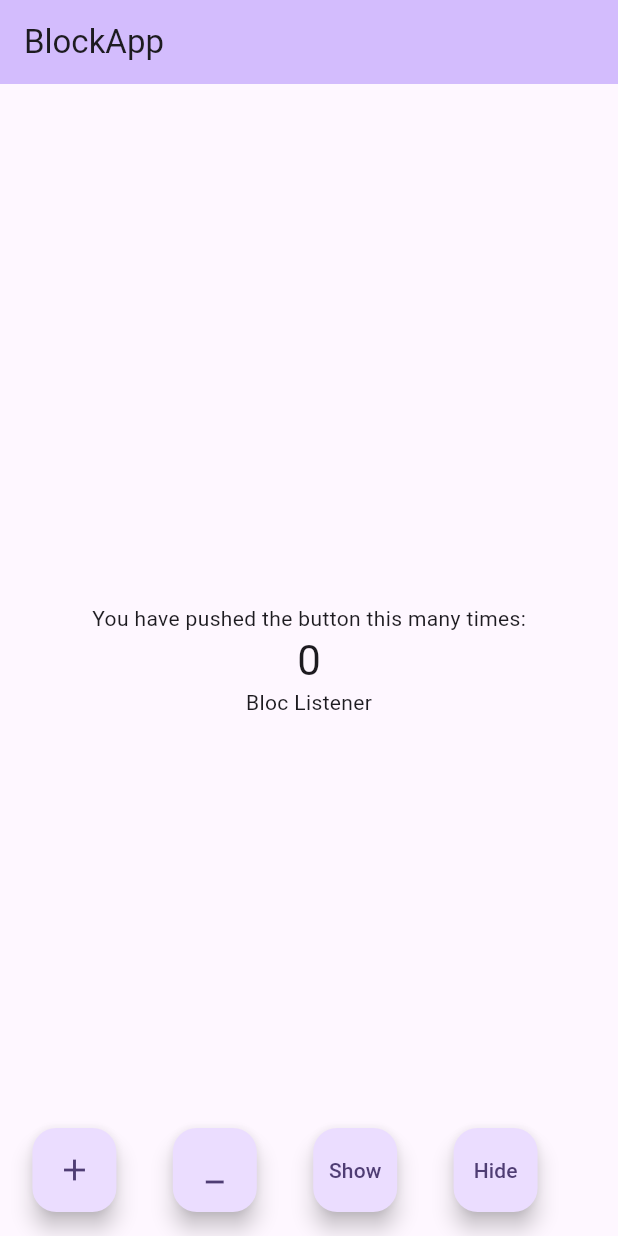
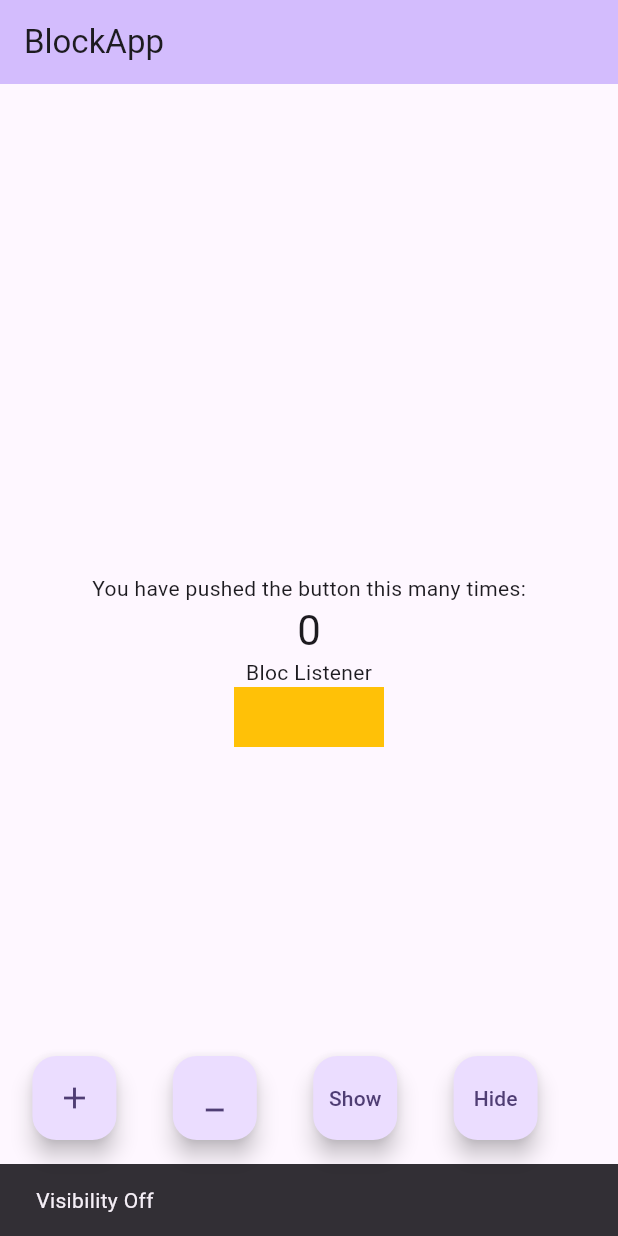
Before and after one commit to Praveen0586/Bloc-Learning, a Flutter app: the screen it shows after launch, after a tap on the "add" icon, after a tap on the "minimize" icon, after a tap on "Hide", on a phone screen of 412 x 824 dp. Run offline on Flutter 3.47's test engine with Material 3 defaults, Android fonts, the phone set to English and light mode, and no system bars; our stand-ins replace flutter_bloc.

```diff
--- a/lib/main.dart
+++ b/lib/main.dart
@@ -135,13 +135,28 @@ class _MyHomePageState extends State<MyHomePage> {
                   );
                 },
               ),
-              BlocListener<CounterBloc, CounterState>(child: Text("Bloc Listener"),
+              BlocListener<CounterBloc, CounterState>(
+                  child: Text("Bloc Listener"),
                   listener: (context, state) {
-                if (state.count == 4) {
-                  ScaffoldMessenger.of(context).showSnackBar(
-                      SnackBar(content: Text("You have  reached 4")));
-                }
-              })
+                    if (state.count == 4) {
+                      ScaffoldMessenger.of(context).showSnackBar(
+                          SnackBar(content: Text("You have  reached 4")));
+                    }
+                  }),
+                  //Bloc COnsumer is the combination of Bloc Builder and bloc Listerner
+              BlocConsumer<Visibiltybloc, Visibilitystate>(
+                  builder: (context, state) {
+                    return Container(
+                      height: 40,
+                      width: 100,
+                      color: Colors.amber,
+                    );
+                  },
+                  listener: (context, state) {
+                    if (state.visible==false){
+                      ScaffoldMessenger.of(context).showSnackBar(SnackBar(content: Text("Visibility Off")));
+                    }
+                  })
             ],
           ),
         ),
```
